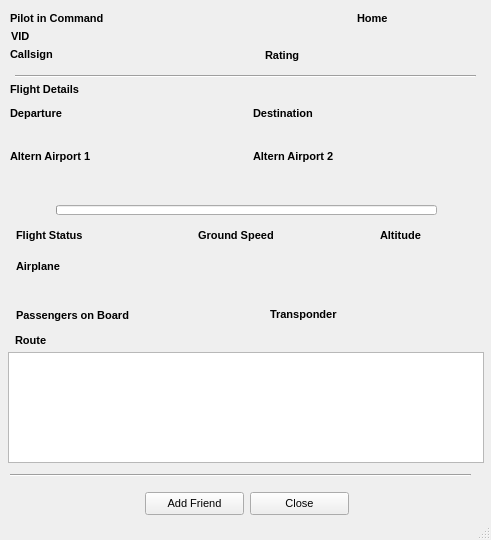
Qt form QtUI/PilotInfo_UI.ui (emper0r/IVAO-status) before a commit.
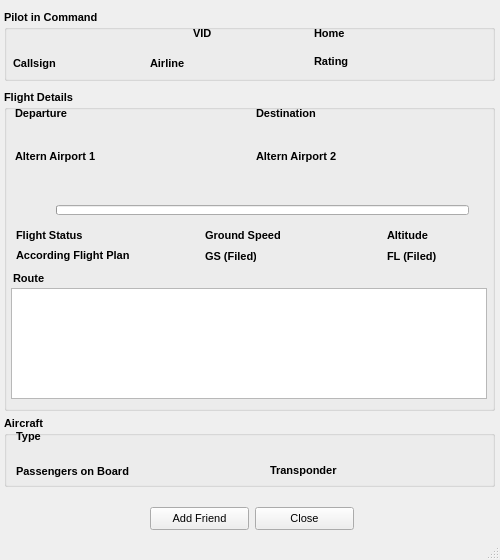
The same form after that commit.

Commit message:
* Adding better view for ATC and Pilots status
	+ Controllers and Pilots Status View
	  now can see little better with some new widgets
	  inside the UI.
	+ Added Flight Level filed by Plan and Ground Speed
	  filed by Plan
	+ Cleaning a little bit the code for Controllers in map
	  all use same white color in ratio.
	+ Added a standard ratio controller for other ratings

```diff
--- a/QtUI/PilotInfo_UI.ui
+++ b/QtUI/PilotInfo_UI.ui
@@ -9,8 +9,8 @@
    <rect>
     <x>0</x>
     <y>0</y>
-    <width>491</width>
-    <height>540</height>
+    <width>500</width>
+    <height>560</height>
    </rect>
   </property>
   <property name="sizePolicy">
@@ -21,14 +21,14 @@
   </property>
   <property name="minimumSize">
    <size>
-    <width>491</width>
-    <height>540</height>
+    <width>500</width>
+    <height>560</height>
    </size>
   </property>
   <property name="maximumSize">
    <size>
-    <width>491</width>
-    <height>540</height>
+    <width>500</width>
+    <height>560</height>
    </size>
   </property>
   <property name="cursor">
@@ -50,10 +50,10 @@
    <widget class="QLabel" name="callsign_label">
     <property name="geometry">
      <rect>
-      <x>10</x>
-      <y>47</y>
-      <width>57</width>
-      <height>14</height>
+      <x>13</x>
+      <y>55</y>
+      <width>51</width>
+      <height>16</height>
      </rect>
     </property>
     <property name="font">
@@ -73,10 +73,10 @@
    <widget class="QLabel" name="callsign_text">
     <property name="geometry">
      <rect>
-      <x>70</x>
-      <y>41</y>
+      <x>61</x>
+      <y>53</y>
       <width>51</width>
-      <height>25</height>
+      <height>20</height>
      </rect>
     </property>
     <property name="font">
@@ -94,8 +94,8 @@
    <widget class="QLabel" name="rating_img">
     <property name="geometry">
      <rect>
-      <x>310</x>
-      <y>42</y>
+      <x>360</x>
+      <y>49</y>
       <width>121</width>
       <height>25</height>
      </rect>
@@ -115,8 +115,8 @@
    <widget class="QLabel" name="rating_label">
     <property name="geometry">
      <rect>
-      <x>265</x>
-      <y>47</y>
+      <x>314</x>
+      <y>53</y>
       <width>51</width>
       <height>16</height>
      </rect>
@@ -140,7 +140,7 @@
      <rect>
       <x>56</x>
       <y>205</y>
-      <width>381</width>
+      <width>413</width>
       <height>10</height>
      </rect>
     </property>
@@ -204,7 +204,7 @@
    <widget class="QLabel" name="Departure_Info">
     <property name="geometry">
      <rect>
-      <x>10</x>
+      <x>15</x>
       <y>103</y>
       <width>71</width>
       <height>20</height>
@@ -227,7 +227,7 @@
    <widget class="QLabel" name="Destination_Info">
     <property name="geometry">
      <rect>
-      <x>253</x>
+      <x>256</x>
       <y>103</y>
       <width>81</width>
       <height>20</height>
@@ -250,8 +250,8 @@
    <widget class="QLabel" name="DepartureText">
     <property name="geometry">
      <rect>
-      <x>10</x>
-      <y>116</y>
+      <x>15</x>
+      <y>118</y>
       <width>231</width>
       <height>20</height>
      </rect>
@@ -271,8 +271,8 @@
    <widget class="QLabel" name="DestinationText">
     <property name="geometry">
      <rect>
-      <x>253</x>
-      <y>116</y>
+      <x>256</x>
+      <y>118</y>
       <width>231</width>
       <height>20</height>
      </rect>
@@ -292,8 +292,8 @@
    <widget class="QTextEdit" name="RouteText">
     <property name="geometry">
      <rect>
-      <x>8</x>
-      <y>352</y>
+      <x>11</x>
+      <y>288</y>
       <width>476</width>
       <height>111</height>
      </rect>
@@ -314,8 +314,8 @@
    <widget class="QLabel" name="Route_label">
     <property name="geometry">
      <rect>
-      <x>15</x>
-      <y>332</y>
+      <x>13</x>
+      <y>270</y>
       <width>41</width>
       <height>16</height>
      </rect>
@@ -337,8 +337,8 @@
    <widget class="QPushButton" name="AddFriend">
     <property name="geometry">
      <rect>
-      <x>145</x>
-      <y>492</y>
+      <x>150</x>
+      <y>507</y>
       <width>99</width>
       <height>23</height>
      </rect>
@@ -358,8 +358,8 @@
    <widget class="QPushButton" name="Close">
     <property name="geometry">
      <rect>
-      <x>250</x>
-      <y>492</y>
+      <x>255</x>
+      <y>507</y>
       <width>99</width>
       <height>23</height>
      </rect>
@@ -379,7 +379,7 @@
    <widget class="QLabel" name="GroundSpeed_label">
     <property name="geometry">
      <rect>
-      <x>198</x>
+      <x>205</x>
       <y>227</y>
       <width>101</width>
       <height>16</height>
@@ -402,7 +402,7 @@
    <widget class="QLabel" name="GroundSpeedNumber">
     <property name="geometry">
      <rect>
-      <x>293</x>
+      <x>290</x>
       <y>225</y>
       <width>41</width>
       <height>20</height>
@@ -423,7 +423,7 @@
    <widget class="QLabel" name="AltitudeNumber">
     <property name="geometry">
      <rect>
-      <x>435</x>
+      <x>436</x>
       <y>225</y>
       <width>41</width>
       <height>20</height>
@@ -444,7 +444,7 @@
    <widget class="QLabel" name="Altitude_label">
     <property name="geometry">
      <rect>
-      <x>380</x>
+      <x>387</x>
       <y>227</y>
       <width>61</width>
       <height>16</height>
@@ -508,88 +508,13 @@
      <string>Flight Status</string>
     </property>
    </widget>
-   <widget class="Line" name="line1">
-    <property name="geometry">
-     <rect>
-      <x>15</x>
-      <y>68</y>
-      <width>461</width>
-      <height>16</height>
-     </rect>
-    </property>
-    <property name="orientation">
-     <enum>Qt::Horizontal</enum>
-    </property>
-   </widget>
-   <widget class="Line" name="line2">
-    <property name="geometry">
-     <rect>
-      <x>10</x>
-      <y>467</y>
-      <width>461</width>
-      <height>16</height>
-     </rect>
-    </property>
-    <property name="cursor">
-     <cursorShape>PointingHandCursor</cursorShape>
-    </property>
-    <property name="orientation">
-     <enum>Qt::Horizontal</enum>
-    </property>
-   </widget>
-   <widget class="QLabel" name="PilotInfo">
-    <property name="geometry">
-     <rect>
-      <x>10</x>
-      <y>10</y>
-      <width>121</width>
-      <height>16</height>
-     </rect>
-    </property>
-    <property name="font">
-     <font>
-      <pointsize>8</pointsize>
-      <weight>75</weight>
-      <bold>true</bold>
-     </font>
-    </property>
-    <property name="cursor">
-     <cursorShape>PointingHandCursor</cursorShape>
-    </property>
-    <property name="text">
-     <string>Pilot in Command</string>
-    </property>
-   </widget>
-   <widget class="QLabel" name="FlightDetails">
-    <property name="geometry">
-     <rect>
-      <x>10</x>
-      <y>81</y>
-      <width>91</width>
-      <height>16</height>
-     </rect>
-    </property>
-    <property name="font">
-     <font>
-      <pointsize>8</pointsize>
-      <weight>75</weight>
-      <bold>true</bold>
-     </font>
-    </property>
-    <property name="cursor">
-     <cursorShape>PointingHandCursor</cursorShape>
-    </property>
-    <property name="text">
-     <string>Flight Details</string>
-    </property>
-   </widget>
    <widget class="QLabel" name="PilotNameText">
     <property name="geometry">
      <rect>
-      <x>129</x>
-      <y>5</y>
+      <x>13</x>
+      <y>23</y>
       <width>181</width>
-      <height>25</height>
+      <height>21</height>
      </rect>
     </property>
     <property name="font">
@@ -607,8 +532,8 @@
    <widget class="QLabel" name="Home">
     <property name="geometry">
      <rect>
-      <x>357</x>
-      <y>10</y>
+      <x>314</x>
+      <y>25</y>
       <width>41</width>
       <height>16</height>
      </rect>
@@ -630,9 +555,9 @@
    <widget class="QLabel" name="HomeFlag">
     <property name="geometry">
      <rect>
-      <x>397</x>
-      <y>5</y>
-      <width>31</width>
+      <x>360</x>
+      <y>21</y>
+      <width>41</width>
       <height>25</height>
      </rect>
     </property>
@@ -651,8 +576,8 @@
    <widget class="QLabel" name="airline_image">
     <property name="geometry">
      <rect>
-      <x>130</x>
-      <y>42</y>
+      <x>195</x>
+      <y>51</y>
       <width>111</width>
       <height>25</height>
      </rect>
@@ -672,8 +597,8 @@
    <widget class="QLabel" name="PobText">
     <property name="geometry">
      <rect>
-      <x>161</x>
-      <y>305</y>
+      <x>130</x>
+      <y>461</y>
       <width>51</width>
       <height>20</height>
      </rect>
@@ -693,8 +618,8 @@
    <widget class="QLabel" name="TransponderText">
     <property name="geometry">
      <rect>
-      <x>358</x>
-      <y>304</y>
+      <x>342</x>
+      <y>460</y>
       <width>41</width>
       <height>20</height>
      </rect>
@@ -715,7 +640,7 @@
     <property name="geometry">
      <rect>
       <x>270</x>
-      <y>306</y>
+      <y>462</y>
       <width>91</width>
       <height>16</height>
      </rect>
@@ -738,8 +663,8 @@
     <property name="geometry">
      <rect>
       <x>16</x>
-      <y>307</y>
-      <width>141</width>
+      <y>463</y>
+      <width>121</width>
       <height>16</height>
      </rect>
     </property>
@@ -761,8 +686,8 @@
     <property name="geometry">
      <rect>
       <x>16</x>
-      <y>258</y>
-      <width>61</width>
+      <y>428</y>
+      <width>70</width>
       <height>16</height>
      </rect>
     </property>
@@ -777,14 +702,14 @@
      <cursorShape>PointingHandCursor</cursorShape>
     </property>
     <property name="text">
-     <string>Airplane</string>
+     <string>Type</string>
     </property>
    </widget>
    <widget class="QLabel" name="AirplaneText">
     <property name="geometry">
      <rect>
       <x>17</x>
-      <y>270</y>
+      <y>440</y>
       <width>461</width>
       <height>20</height>
      </rect>
@@ -804,8 +729,8 @@
    <widget class="QLabel" name="vid_label">
     <property name="geometry">
      <rect>
-      <x>11</x>
-      <y>28</y>
+      <x>193</x>
+      <y>25</y>
       <width>21</width>
       <height>16</height>
      </rect>
@@ -827,9 +752,9 @@
    <widget class="QLabel" name="vidText">
     <property name="geometry">
      <rect>
-      <x>38</x>
-      <y>28</y>
-      <width>51</width>
+      <x>220</x>
+      <y>25</y>
+      <width>61</width>
       <height>16</height>
      </rect>
     </property>
@@ -872,8 +797,8 @@
    <widget class="QLabel" name="Altern_Airport_Text">
     <property name="geometry">
      <rect>
-      <x>10</x>
-      <y>159</y>
+      <x>15</x>
+      <y>160</y>
       <width>231</width>
       <height>20</height>
      </rect>
@@ -893,7 +818,7 @@
    <widget class="QLabel" name="Altern_Airport">
     <property name="geometry">
      <rect>
-      <x>10</x>
+      <x>15</x>
       <y>146</y>
       <width>111</width>
       <height>20</height>
@@ -916,8 +841,8 @@
    <widget class="QLabel" name="Altern_Airport_Text_2">
     <property name="geometry">
      <rect>
-      <x>253</x>
-      <y>159</y>
+      <x>256</x>
+      <y>160</y>
       <width>231</width>
       <height>20</height>
      </rect>
@@ -937,7 +862,7 @@
    <widget class="QLabel" name="Altern_Airport_2">
     <property name="geometry">
      <rect>
-      <x>253</x>
+      <x>256</x>
       <y>146</y>
       <width>111</width>
       <height>20</height>
@@ -957,6 +882,257 @@
      <string>Altern Airport 2</string>
     </property>
    </widget>
+   <widget class="QLabel" name="AccordingFP">
+    <property name="geometry">
+     <rect>
+      <x>16</x>
+      <y>247</y>
+      <width>121</width>
+      <height>16</height>
+     </rect>
+    </property>
+    <property name="font">
+     <font>
+      <pointsize>8</pointsize>
+      <weight>75</weight>
+      <bold>true</bold>
+     </font>
+    </property>
+    <property name="cursor">
+     <cursorShape>PointingHandCursor</cursorShape>
+    </property>
+    <property name="text">
+     <string>According Flight Plan</string>
+    </property>
+   </widget>
+   <widget class="QGroupBox" name="GroupDetails">
+    <property name="geometry">
+     <rect>
+      <x>4</x>
+      <y>90</y>
+      <width>491</width>
+      <height>321</height>
+     </rect>
+    </property>
+    <property name="font">
+     <font>
+      <pointsize>8</pointsize>
+      <weight>75</weight>
+      <bold>true</bold>
+     </font>
+    </property>
+    <property name="cursor">
+     <cursorShape>PointingHandCursor</cursorShape>
+    </property>
+    <property name="title">
+     <string>Flight Details</string>
+    </property>
+    <zorder>RouteText</zorder>
+   </widget>
+   <widget class="QGroupBox" name="PilotDetails">
+    <property name="geometry">
+     <rect>
+      <x>4</x>
+      <y>10</y>
+      <width>491</width>
+      <height>71</height>
+     </rect>
+    </property>
+    <property name="font">
+     <font>
+      <pointsize>8</pointsize>
+      <weight>75</weight>
+      <bold>true</bold>
+     </font>
+    </property>
+    <property name="cursor">
+     <cursorShape>PointingHandCursor</cursorShape>
+    </property>
+    <property name="title">
+     <string>Pilot in Command</string>
+    </property>
+   </widget>
+   <widget class="QGroupBox" name="Aircraft">
+    <property name="geometry">
+     <rect>
+      <x>4</x>
+      <y>416</y>
+      <width>491</width>
+      <height>71</height>
+     </rect>
+    </property>
+    <property name="font">
+     <font>
+      <pointsize>8</pointsize>
+      <weight>75</weight>
+      <bold>true</bold>
+     </font>
+    </property>
+    <property name="cursor">
+     <cursorShape>PointingHandCursor</cursorShape>
+    </property>
+    <property name="title">
+     <string>Aircraft</string>
+    </property>
+   </widget>
+   <widget class="QLabel" name="Airline">
+    <property name="geometry">
+     <rect>
+      <x>150</x>
+      <y>55</y>
+      <width>41</width>
+      <height>16</height>
+     </rect>
+    </property>
+    <property name="font">
+     <font>
+      <pointsize>8</pointsize>
+      <weight>75</weight>
+      <bold>true</bold>
+     </font>
+    </property>
+    <property name="cursor">
+     <cursorShape>PointingHandCursor</cursorShape>
+    </property>
+    <property name="text">
+     <string>Airline</string>
+    </property>
+   </widget>
+   <widget class="QLabel" name="GSFiled">
+    <property name="geometry">
+     <rect>
+      <x>205</x>
+      <y>248</y>
+      <width>51</width>
+      <height>16</height>
+     </rect>
+    </property>
+    <property name="font">
+     <font>
+      <pointsize>8</pointsize>
+      <weight>75</weight>
+      <bold>true</bold>
+     </font>
+    </property>
+    <property name="cursor">
+     <cursorShape>PointingHandCursor</cursorShape>
+    </property>
+    <property name="text">
+     <string>GS (Filed)</string>
+    </property>
+   </widget>
+   <widget class="QLabel" name="GSFiledText">
+    <property name="geometry">
+     <rect>
+      <x>260</x>
+      <y>246</y>
+      <width>41</width>
+      <height>20</height>
+     </rect>
+    </property>
+    <property name="font">
+     <font>
+      <pointsize>8</pointsize>
+     </font>
+    </property>
+    <property name="cursor">
+     <cursorShape>PointingHandCursor</cursorShape>
+    </property>
+    <property name="text">
+     <string/>
+    </property>
+   </widget>
+   <widget class="QLabel" name="FLText">
+    <property name="geometry">
+     <rect>
+      <x>441</x>
+      <y>245</y>
+      <width>41</width>
+      <height>20</height>
+     </rect>
+    </property>
+    <property name="font">
+     <font>
+      <pointsize>8</pointsize>
+     </font>
+    </property>
+    <property name="cursor">
+     <cursorShape>PointingHandCursor</cursorShape>
+    </property>
+    <property name="text">
+     <string/>
+    </property>
+   </widget>
+   <widget class="QLabel" name="FLFiled">
+    <property name="geometry">
+     <rect>
+      <x>387</x>
+      <y>248</y>
+      <width>51</width>
+      <height>16</height>
+     </rect>
+    </property>
+    <property name="font">
+     <font>
+      <pointsize>8</pointsize>
+      <weight>75</weight>
+      <bold>true</bold>
+     </font>
+    </property>
+    <property name="cursor">
+     <cursorShape>PointingHandCursor</cursorShape>
+    </property>
+    <property name="text">
+     <string>FL (Filed)</string>
+    </property>
+   </widget>
+   <zorder>Aircraft</zorder>
+   <zorder>PilotDetails</zorder>
+   <zorder>GroupDetails</zorder>
+   <zorder>callsign_label</zorder>
+   <zorder>callsign_text</zorder>
+   <zorder>rating_img</zorder>
+   <zorder>rating_label</zorder>
+   <zorder>progressBarTrack</zorder>
+   <zorder>DepartureImage</zorder>
+   <zorder>DestinationImage</zorder>
+   <zorder>Departure_Info</zorder>
+   <zorder>Destination_Info</zorder>
+   <zorder>DepartureText</zorder>
+   <zorder>DestinationText</zorder>
+   <zorder>RouteText</zorder>
+   <zorder>Route_label</zorder>
+   <zorder>AddFriend</zorder>
+   <zorder>Close</zorder>
+   <zorder>GroundSpeed_label</zorder>
+   <zorder>GroundSpeedNumber</zorder>
+   <zorder>AltitudeNumber</zorder>
+   <zorder>Altitude_label</zorder>
+   <zorder>FlightStatusDetail</zorder>
+   <zorder>FlightStatus_label</zorder>
+   <zorder>PilotNameText</zorder>
+   <zorder>Home</zorder>
+   <zorder>HomeFlag</zorder>
+   <zorder>airline_image</zorder>
+   <zorder>PobText</zorder>
+   <zorder>TransponderText</zorder>
+   <zorder>TransponderLabel</zorder>
+   <zorder>POBLabel</zorder>
+   <zorder>AirplaneLabel</zorder>
+   <zorder>AirplaneText</zorder>
+   <zorder>vid_label</zorder>
+   <zorder>vidText</zorder>
+   <zorder>nauticalmiles</zorder>
+   <zorder>Altern_Airport_Text</zorder>
+   <zorder>Altern_Airport</zorder>
+   <zorder>Altern_Airport_Text_2</zorder>
+   <zorder>Altern_Airport_2</zorder>
+   <zorder>AccordingFP</zorder>
+   <zorder>Airline</zorder>
+   <zorder>GSFiled</zorder>
+   <zorder>GSFiledText</zorder>
+   <zorder>FLText</zorder>
+   <zorder>FLFiled</zorder>
   </widget>
   <widget class="QStatusBar" name="statusBar"/>
  </widget>
```
The commit also changes 5 other files.
